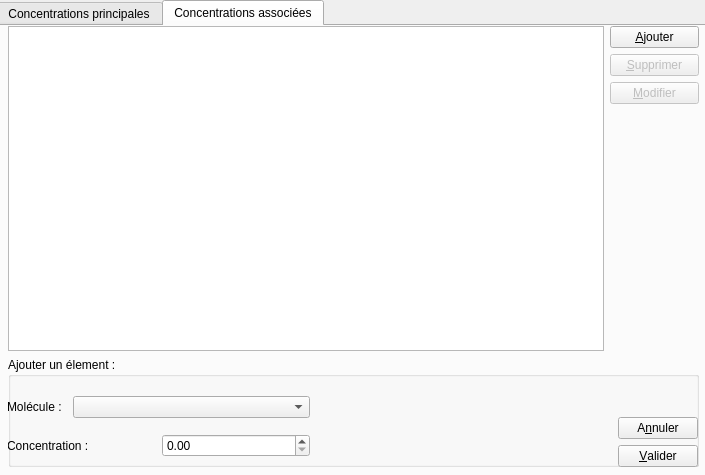
Old version of the form dlg_concentration.ui in the repository InformatiqueAtmoNA/tam.
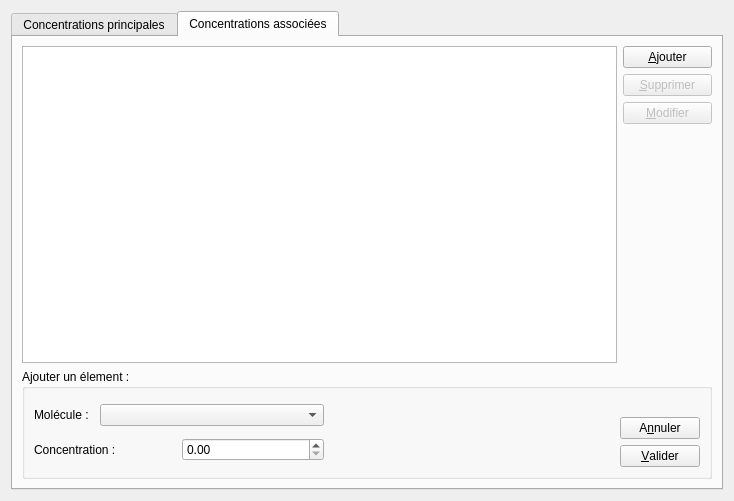
New version of the form.

```diff
--- a/dlg_concentration.ui
+++ b/dlg_concentration.ui
@@ -9,8 +9,8 @@
    <rect>
     <x>0</x>
     <y>0</y>
-    <width>705</width>
-    <height>475</height>
+    <width>734</width>
+    <height>501</height>
    </rect>
   </property>
   <property name="windowTitle">
@@ -19,18 +19,12 @@
   <property name="modal">
    <bool>true</bool>
   </property>
+  <layout class="QGridLayout" name="gridLayout_3">
+   <item row="0" column="0">
   <widget class="QTabWidget" name="tabWidget">
    <property name="enabled">
     <bool>true</bool>
    </property>
-   <property name="geometry">
-    <rect>
-     <x>-4</x>
-     <y>0</y>
-     <width>731</width>
-     <height>481</height>
-    </rect>
-   </property>
    <property name="currentIndex">
     <number>1</number>
    </property>
@@ -389,15 +383,8 @@
     <attribute name="title">
      <string>Concentrations associées</string>
     </attribute>
-    <widget class="QWidget" name="layoutWidget">
-     <property name="geometry">
-      <rect>
-       <x>10</x>
-       <y>0</y>
-       <width>691</width>
-       <height>441</height>
-      </rect>
-     </property>
+      <layout class="QGridLayout" name="gridLayout_4">
+       <item row="0" column="0">
      <layout class="QGridLayout" name="gridLayout_2">
       <item row="0" column="0">
        <widget class="QTableView" name="tableView_ConcAssociee">
@@ -494,15 +481,8 @@
         <property name="title">
          <string>Ajouter un élement :</string>
         </property>
-        <widget class="QWidget" name="layoutWidget_3">
-         <property name="geometry">
-          <rect>
-           <x>-1</x>
-           <y>29</y>
-           <width>691</width>
-           <height>81</height>
-          </rect>
-         </property>
+           <layout class="QGridLayout" name="gridLayout_6">
+            <item row="0" column="0">
          <layout class="QHBoxLayout" name="horizontalLayout_8">
           <item>
            <layout class="QVBoxLayout" name="verticalLayout_5">
@@ -617,13 +597,17 @@
            </layout>
           </item>
          </layout>
-        </widget>
-       </widget>
-      </item>
-     </layout>
-    </widget>
-   </widget>
-  </widget>
+            </item>
+           </layout>
+          </widget>
+         </item>
+        </layout>
+       </item>
+      </layout>
+     </widget>
+    </widget>
+   </item>
+  </layout>
  </widget>
  <resources/>
  <connections/>
```
Left out of the diff: 28 changed lines with no effect on the pictures. Lines whose indentation alone changed are shown as unchanged.
